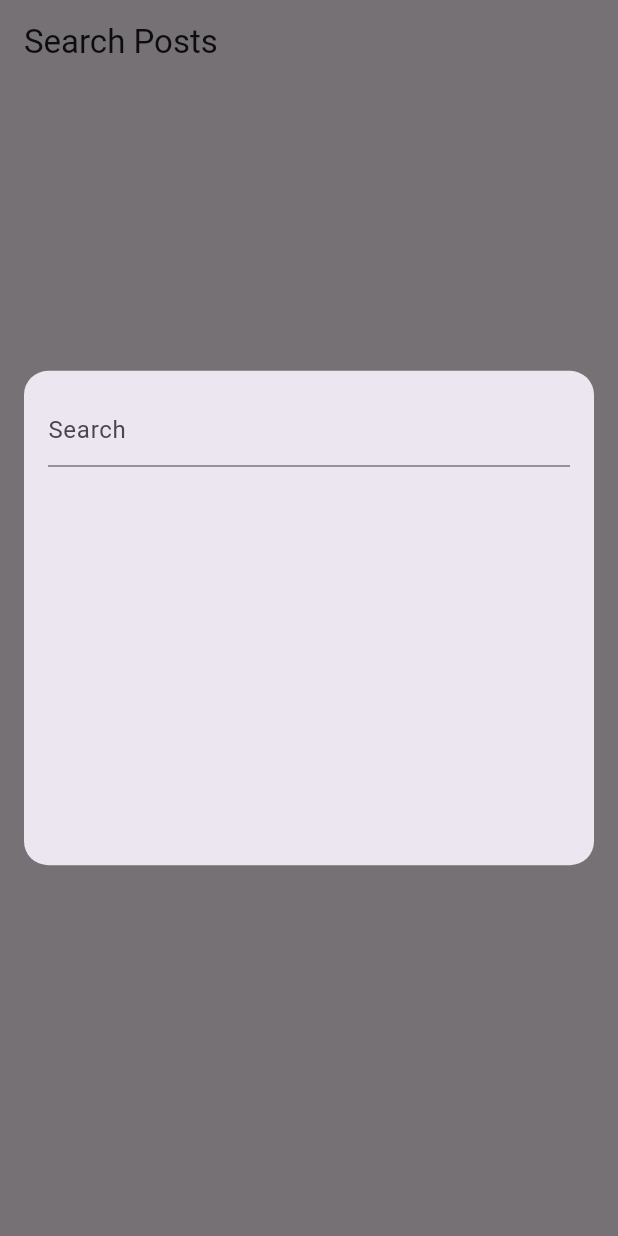
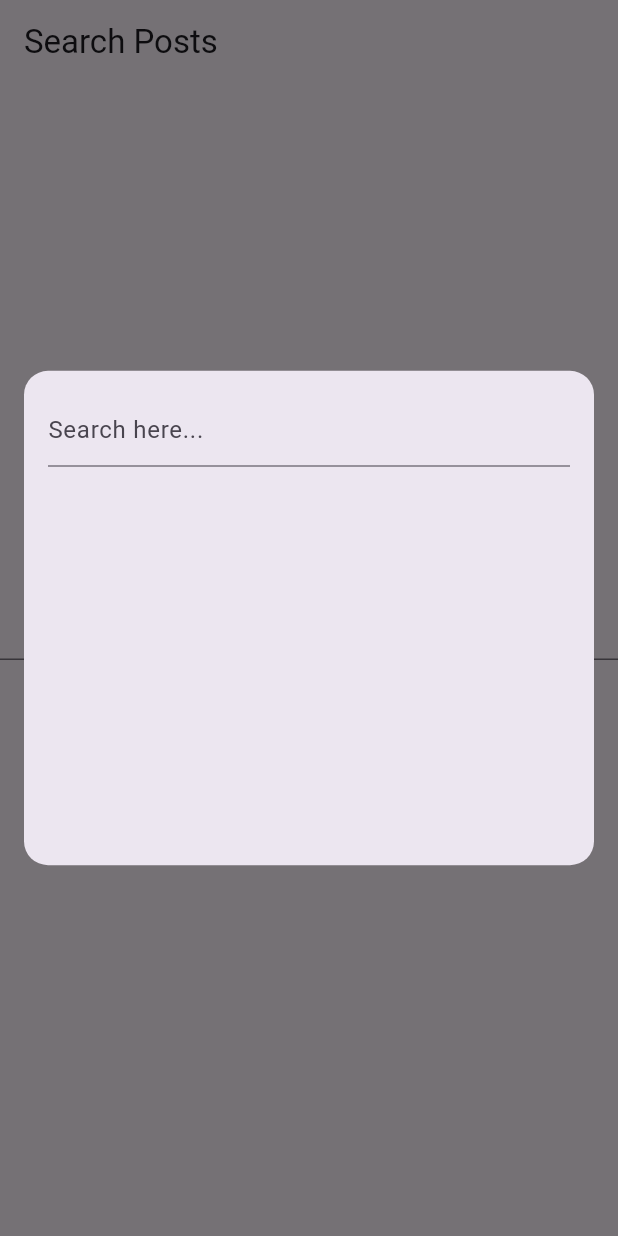
Before and after one commit to MohdAshraf960/alert-_search, a Flutter app: the screen it shows after launch, after a tap on "Open Search Dialog", on a phone screen of 412 x 824 dp. Run offline on Flutter 3.47's test engine with Material 3 defaults, Android fonts, the phone set to English and light mode, and no system bars; our stand-ins replace flutter_riverpod.

Commit message:
generic search dialog WIP

```diff
--- a/lib/main.dart
+++ b/lib/main.dart
@@ -1,5 +1,8 @@
+import 'dart:developer';
+
 import 'package:flutter/material.dart';
 import 'package:flutter_riverpod/flutter_riverpod.dart';
+import 'package:test_demo/post_model.dart';
 import 'package:test_demo/search_posts.dart';
 
 void main() {
@@ -31,23 +34,45 @@ class MyHomePageState extends State<MyHomePage> {
       appBar: AppBar(
         title: const Text('Search Posts'),
       ),
-      body: Center(
-        child: ElevatedButton(
-          onPressed: () {
-            _showSearchDialog(context);
-          },
-          child: const Text('Open Search Dialog'),
-        ),
+      body: Column(
+        mainAxisAlignment: MainAxisAlignment.center,
+        children: [
+          Autocomplete(
+            optionsBuilder: (text) => (["Fruits", "Veggies"]),
+            displayStringForOption: (option) => "",
+          ),
+          Center(
+            child: ElevatedButton(
+              onPressed: () async {
+                await _showSearchDialog(context);
+              },
+              child: const Text('Open Search Dialog'),
+            ),
+          ),
+        ],
       ),
     );
   }
 
-  void _showSearchDialog(BuildContext context) {
-    showDialog(
+  Future<void> _showSearchDialog(BuildContext context) async {
+    final result = await showDialog<Post>(
       context: context,
       builder: (BuildContext context) {
-        return const Search();
+        return Search<Post>(
+          displayStringForOption: (data) => data.title,
+          searchRequest: Future<List<Post>>(
+            () => [
+              Post(
+                id: 1,
+                title: "title",
+                body: "body",
+              )
+            ],
+          ),
+        );
       },
     );
+
+    log("message ==> $result");
   }
 }
--- a/lib/post_model.dart
+++ b/lib/post_model.dart
@@ -1,3 +1,4 @@
+// ignore_for_file: public_member_api_docs, sort_constructors_first
 class Post {
   final int id;
   final String title;
@@ -12,4 +13,7 @@ class Post {
       body: json['body'],
     );
   }
+
+  @override
+  String toString() => 'Post(id: $id, title: $title, body: $body)';
 }
--- a/lib/search_posts.dart
+++ b/lib/search_posts.dart
@@ -1,68 +1,61 @@
 import 'package:flutter/material.dart';
-import 'package:flutter_riverpod/flutter_riverpod.dart';
-import 'package:test_demo/posts_notifier.dart';
 
-class Search extends ConsumerWidget {
-  const Search({super.key});
+class Search<T extends Object> extends StatefulWidget {
+  const Search(
+      {Key? key, required this.displayStringForOption, this.searchRequest})
+      : super(key: key);
+
+  final String Function(T option) displayStringForOption;
+  final Future<List<T>>? searchRequest;
 
   @override
-  Widget build(BuildContext context, WidgetRef ref) {
-    final posts = ref.read(postNotifierProvider);
+  SearchState createState() => SearchState<T>();
+}
+
+class SearchState<T extends Object> extends State<Search<T>> {
+  Iterable<T> options = [];
+  @override
+  Widget build(BuildContext context) {
     return Dialog(
       insetPadding: const EdgeInsets.all(16),
       shape: RoundedRectangleBorder(
         borderRadius: BorderRadius.circular(16.0),
       ),
-      child: Container(
-        width: double.infinity,
-        height: MediaQuery.of(context).size.height * 0.40,
-        padding: const EdgeInsets.all(16.0),
-        child: StatefulBuilder(
-          builder: (context, setState) => Column(
+      child: StatefulBuilder(builder: (contex, setState) {
+        return Container(
+          width: double.infinity,
+          height: MediaQuery.of(context).size.height * 0.40,
+          padding: const EdgeInsets.all(16.0),
+          child: Column(
             children: [
               TextField(
-                controller: posts.textEditingController,
-                decoration: const InputDecoration(hintText: "Search"),
                 onChanged: (value) {
-                  _debouncedSearch(value, posts);
+                  _debouncedSearch(value);
+                  setState(() {});
                 },
+                decoration: const InputDecoration(
+                  hintText: "Search here...",
+                ),
               ),
-              const SizedBox(height: 16),
               Expanded(
-                child: posts.isLoading == true
-                    ? const Center(
-                        child: CircularProgressIndicator(),
-                      )
-                    : posts.noDataFound
-                        ? const Center(
-                            child: Text("No posts found!!!"),
-                          )
-                        : ListView.builder(
-                            shrinkWrap: true,
-                            itemCount: posts.postsList.length,
-                            itemBuilder: (context, index) {
-                              return ListTile(
-                                title: Text(
-                                  posts.postsList[index].title,
-                                ),
-                                onTap: () {
-                                  Navigator.pop(
-                                      context, posts.postsList[index]);
-                                },
-                              );
-                            },
-                          ),
-              ),
+                child: ListView.builder(
+                  itemBuilder: (context, index) {
+                    final T option = options.elementAt(index);
+                    return Text(widget.displayStringForOption(option));
+                  },
+                  itemCount: options.length,
+                ),
+              )
             ],
           ),
-        ),
-      ),
+        );
+      }),
     );
   }
 
-  void _debouncedSearch(String query, PostNotifier posts) {
+  void _debouncedSearch(String query) {
     Future.delayed(const Duration(milliseconds: 500), () async {
-      await posts.getPostsLists(query);
+      options = await widget.searchRequest ?? [];
     });
   }
 }
```
Also changed, not shown: lib/posts_notifier.dart (+23 -21 lines).
